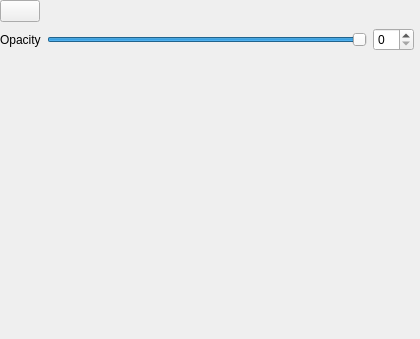
This is src/ui/reosmeshscalarrenderingwidget.ui in vcloarec/ReosProject as Qt 5 draws it before an edit. The edited form follows.
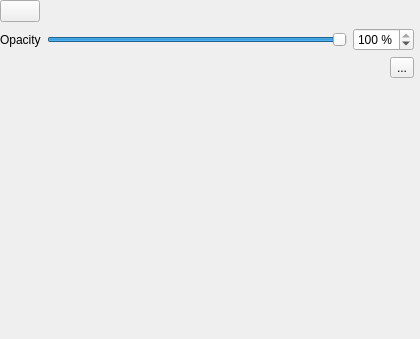
This is the edited form. Icons and pictures are not drawn. Custom widgets are drawn as their Qt base class.

Commit message: improve Z value handling and scalar settting widget

Diff of the .ui file:
```diff
--- a/src/ui/reosmeshscalarrenderingwidget.ui
+++ b/src/ui/reosmeshscalarrenderingwidget.ui
@@ -74,6 +74,17 @@
      <item>
       <widget class="ReosParameterDoubleWidget" name="mParameterMax" native="true"/>
      </item>
+     <item>
+      <widget class="QToolButton" name="mReloadButton">
+       <property name="text">
+        <string>...</string>
+       </property>
+       <property name="icon">
+        <iconset resource="../../images/images.qrc">
+         <normaloff>:/images/reload.svg</normaloff>:/images/reload.svg</iconset>
+       </property>
+      </widget>
+     </item>
     </layout>
    </item>
    <item row="2" column="0">
@@ -99,7 +110,17 @@
       </widget>
      </item>
      <item>
-      <widget class="QSpinBox" name="spinBox"/>
+      <widget class="QSpinBox" name="mOpacitySpinBox">
+       <property name="suffix">
+        <string> %</string>
+       </property>
+       <property name="maximum">
+        <number>100</number>
+       </property>
+       <property name="value">
+        <number>100</number>
+       </property>
+      </widget>
      </item>
     </layout>
    </item>
```
Left out of the diff: 2 changed lines with no effect on the pictures. The commit also changes 13 other files.
